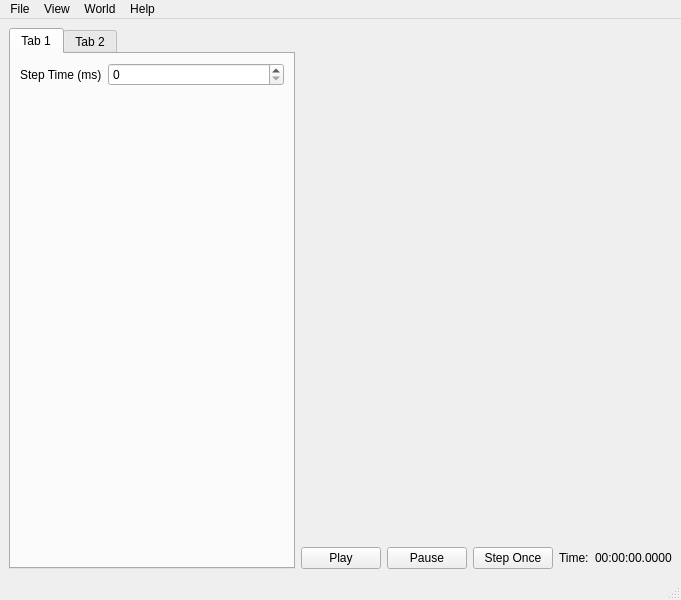
First picture: the form in sim/simulator/mainwindow.ui, repository WPISmartmouse/Smartmouse_2018, before the edit.
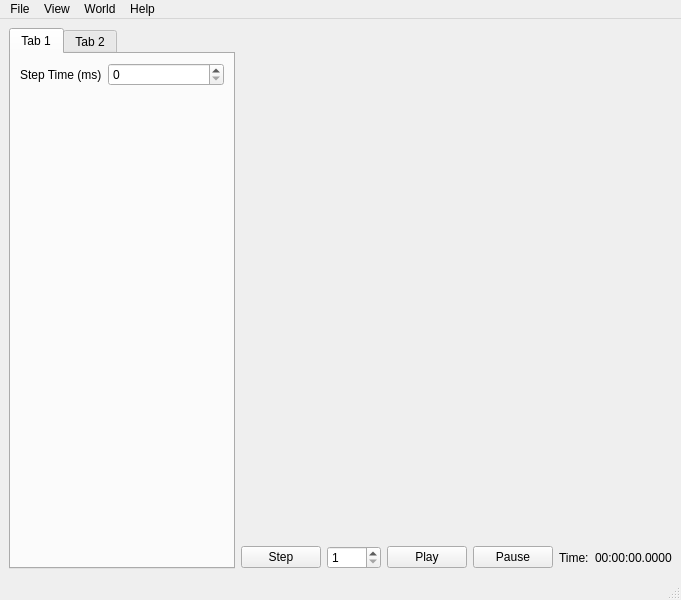
Second picture: the form after the edit.

Patch:
```diff
--- a/sim/simulator/mainwindow.ui
+++ b/sim/simulator/mainwindow.ui
@@ -71,6 +71,23 @@
       </item>
       <item>
        <layout class="QHBoxLayout" name="time_status_layout">
+        <item>
+         <widget class="QPushButton" name="step_button">
+          <property name="text">
+           <string>Step</string>
+          </property>
+         </widget>
+        </item>
+        <item>
+         <widget class="QSpinBox" name="step_spinner">
+          <property name="minimum">
+           <number>1</number>
+          </property>
+          <property name="maximum">
+           <number>1000</number>
+          </property>
+         </widget>
+        </item>
         <item>
          <widget class="QPushButton" name="play_button">
           <property name="text">
@@ -85,13 +102,6 @@
           </property>
          </widget>
         </item>
-        <item>
-         <widget class="QPushButton" name="step_once_button">
-          <property name="text">
-           <string>Step Once</string>
-          </property>
-         </widget>
-        </item>
         <item>
          <widget class="QLabel" name="time_label">
           <property name="text">
```
Left out of the diff: 2 changed lines with no effect on the pictures.
